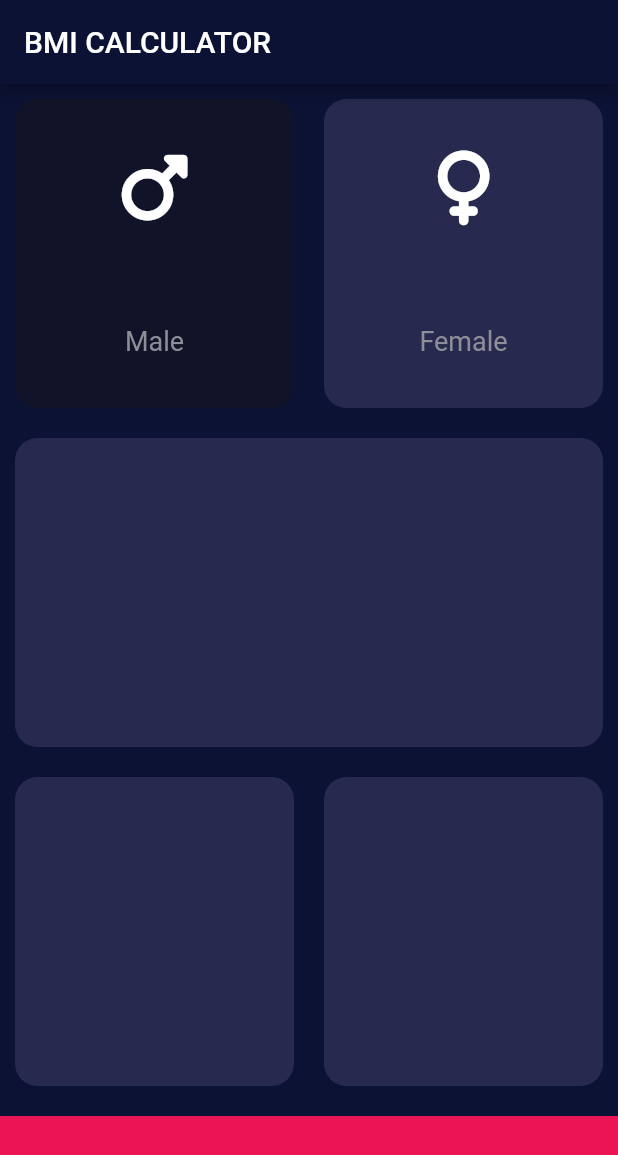
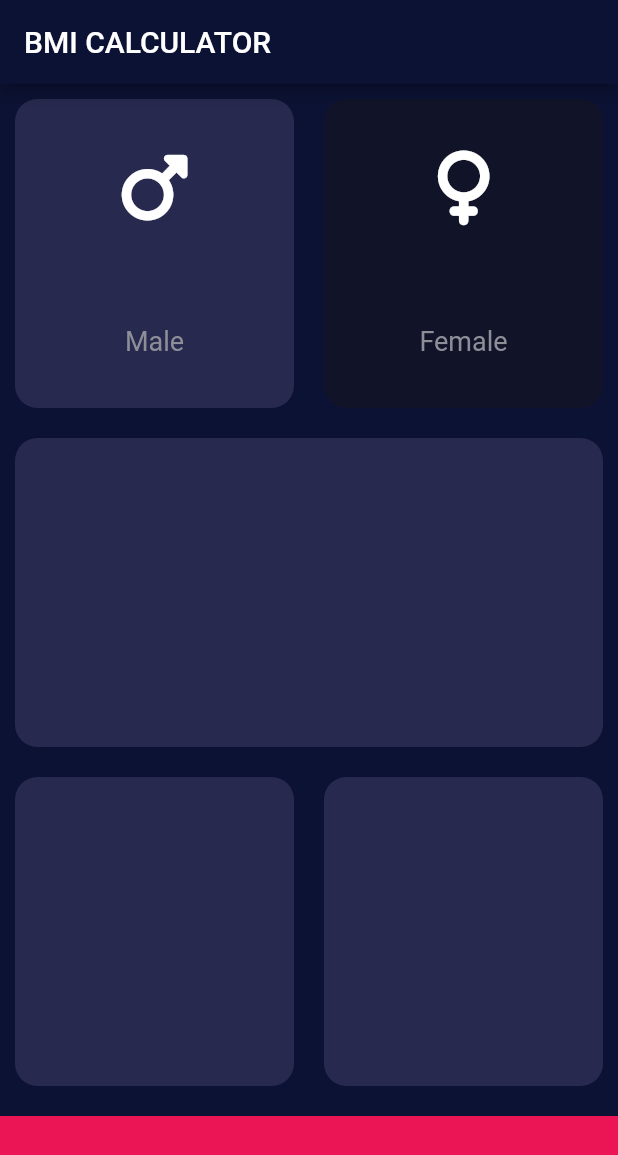
Before and after one commit to ghanbaridev/a-BMI-calculater, a Flutter app: the screen it shows after launch, after a tap on "Male", on a phone screen of 412 x 824 dp. Shown: the top 1155 px of the screen. Run offline on Flutter 3.47's test engine with Material 2 defaults, Android fonts, the phone set to English and light mode, and no system bars; our stand-ins replace font_awesome_flutter.

Commit message:
maked code clenner by using atrany opetator

```diff
--- a/lib/input_page.dart
+++ b/lib/input_page.dart
@@ -16,26 +16,27 @@ class InputPage extends StatefulWidget {
 }
 
 class _InputPageState extends State<InputPage> {
-  Color malecaedcolur = inactivecardcolor;
-  Color femalecaedcolur = inactivecardcolor;
-  void updatecaedcolur(Gendertype selectedgender) {
-    if (selectedgender == Gendertype.male) {
-      if (malecaedcolur == inactivecardcolor) {
-        malecaedcolur = activecaedcolore;
-        femalecaedcolur = inactivecardcolor;
-      } else {
-        malecaedcolur = inactivecardcolor;
-      }
-    }
-    if (selectedgender == Gendertype.female) {
-      if (femalecaedcolur == inactivecardcolor) {
-        femalecaedcolur = activecaedcolore;
-        malecaedcolur = inactivecardcolor;
-      } else {
-        femalecaedcolur = inactivecardcolor;
-      }
-    }
-  }
+  Gendertype? selectedgender;
+  // Color malecaedcolur = inactivecardcolor;
+  // Color femalecaedcolur = inactivecardcolor;
+  // void updatecaedcolur(Gendertype selectedgender) {
+  //   if (selectedgender == Gendertype.male) {
+  //     if (malecaedcolur == inactivecardcolor) {
+  //       malecaedcolur = activecaedcolore;
+  //       femalecaedcolur = inactivecardcolor;
+  //     } else {
+  //       malecaedcolur = inactivecardcolor;
+  //     }
+  //   }
+  //   if (selectedgender == Gendertype.female) {
+  //     if (femalecaedcolur == inactivecardcolor) {
+  //       femalecaedcolur = activecaedcolore;
+  //       malecaedcolur = inactivecardcolor;
+  //     } else {
+  //       femalecaedcolur = inactivecardcolor;
+  //     }
+  //   }
+  // }
 
   @override
   Widget build(BuildContext context) {
@@ -53,11 +54,13 @@ class _InputPageState extends State<InputPage> {
                   child: GestureDetector(
                     onTap: () {
                       setState(() {
-                        updatecaedcolur(Gendertype.female);
+                        selectedgender = Gendertype.male;
                       });
                     },
                     child: mycontainer(
-                      mycolor: malecaedcolur,
+                      mycolor: selectedgender == Gendertype.male
+                          ? activecaedcolore
+                          : inactivecardcolor,
                       cardchild: iconcontennt(
                           containericon: FontAwesomeIcons.mars,
                           conatinerstring: "Male"),
@@ -68,14 +71,16 @@ class _InputPageState extends State<InputPage> {
                   child: GestureDetector(
                     onTap: (() {
                       setState(() {
-                        updatecaedcolur(Gendertype.female);
+                        selectedgender = Gendertype.female;
                       });
                     }),
                     child: mycontainer(
                       cardchild: iconcontennt(
                           containericon: FontAwesomeIcons.venus,
                           conatinerstring: "Female"),
-                      mycolor: femalecaedcolur,
+                      mycolor: selectedgender == Gendertype.female
+                          ? activecaedcolore
+                          : inactivecardcolor,
                     ),
                   ),
                 )
```
